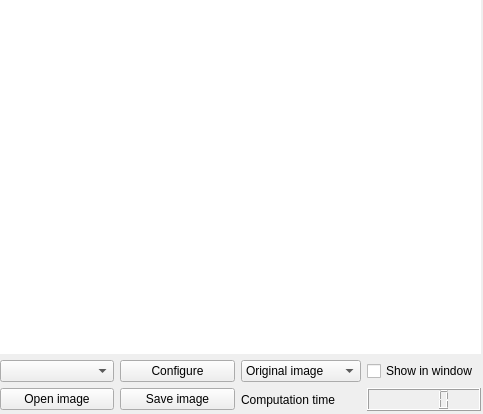
Before: the Qt Designer form app/form/algorithmcontrolwidget.ui in FormSeher/formseher, drawn with Qt 5.
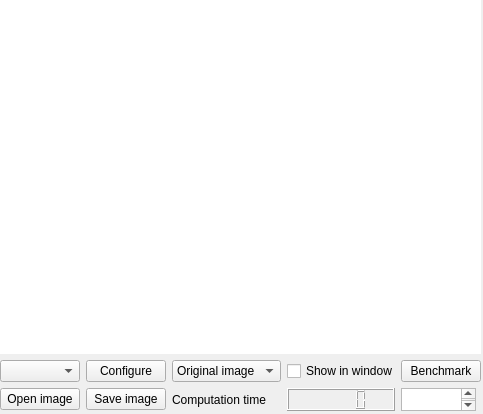
After: the same form once the commit is applied.

Commit message:
time Funktion in GUI eingebaut
Einbau des Benchmarks für die Zeitmessung in die GUI

Diff of the .ui file:
```diff
--- a/app/form/algorithmcontrolwidget.ui
+++ b/app/form/algorithmcontrolwidget.ui
@@ -482,7 +482,14 @@
        </widget>
       </item>
       <item row="7" column="3">
-       <widget class="QLCDNumber" name="runtime"/>
+       <widget class="QLCDNumber" name="runtime">
+        <property name="font">
+         <font>
+          <weight>75</weight>
+          <bold>true</bold>
+         </font>
+        </property>
+       </widget>
       </item>
       <item row="7" column="2">
        <widget class="QLabel" name="bearbeitungszeit_2">
@@ -534,6 +541,29 @@
         </property>
        </widget>
       </item>
+      <item row="3" column="4">
+       <widget class="QPushButton" name="benchmarkButton">
+        <property name="text">
+         <string>Benchmark</string>
+        </property>
+       </widget>
+      </item>
+      <item row="7" column="4">
+       <widget class="QTextBrowser" name="runtime2">
+        <property name="sizePolicy">
+         <sizepolicy hsizetype="Minimum" vsizetype="Minimum">
+          <horstretch>0</horstretch>
+          <verstretch>0</verstretch>
+         </sizepolicy>
+        </property>
+        <property name="maximumSize">
+         <size>
+          <width>75</width>
+          <height>23</height>
+         </size>
+        </property>
+       </widget>
+      </item>
      </layout>
     </item>
    </layout>
```
The commit also changes 2 other files.
